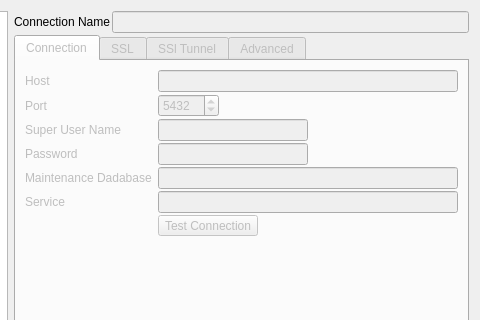
Above: GUI/pgdbatool/dlgconnections.ui from marcotcal/PG-DBA-Tools before the change; both pictures show x 224 to 704 and y 0 to 320 of the 704 by 490 pixel window. Below: the same form after it.
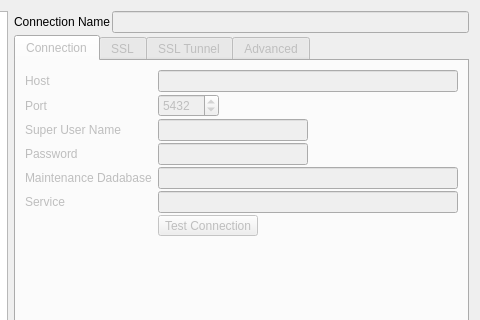
That is the form after the change. Icons and pictures are not drawn.

Patch:
```diff
--- a/GUI/pgdbatool/dlgconnections.ui
+++ b/GUI/pgdbatool/dlgconnections.ui
@@ -471,7 +471,7 @@
            </widget>
            <widget class="QWidget" name="tb_ssh_tunnel">
             <attribute name="title">
-             <string>SSl Tunnel</string>
+             <string>SSL Tunnel</string>
             </attribute>
             <layout class="QFormLayout" name="formLayout_4">
              <property name="verticalSpacing">
```
